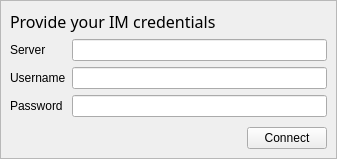
Above: CommunicationModule/CommunicationUI/ui/LoginWidget.ui from realXtend/tundra before the change. Below: the same form after it.
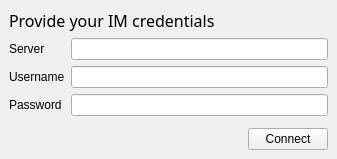
That is the form after the change.

Commit message: New Comms ui: * Working login, friends list, status functions, separated friend list and main ui and many helper classes to separate view/contoller. * You can start and receive chat sessions and chat as in old ui * Tried to minimize memory leaks, a lot better than the old one. ~9000 leaks with python disabled is pretty good. * Still disabled from main use. Will put to use tomorrow. OpenSim chat still coming...

What changed in the file:
```diff
--- a/CommunicationModule/CommunicationUI/ui/LoginWidget.ui
+++ b/CommunicationModule/CommunicationUI/ui/LoginWidget.ui
@@ -22,12 +22,6 @@
    </property>
    <item>
     <widget class="QFrame" name="MainFrame">
-     <property name="frameShape">
-      <enum>QFrame::StyledPanel</enum>
-     </property>
-     <property name="frameShadow">
-      <enum>QFrame::Raised</enum>
-     </property>
      <layout class="QVBoxLayout" name="verticalLayout_3">
       <item>
        <layout class="QVBoxLayout" name="verticalLayout">
```
The commit also changes 28 other files.
